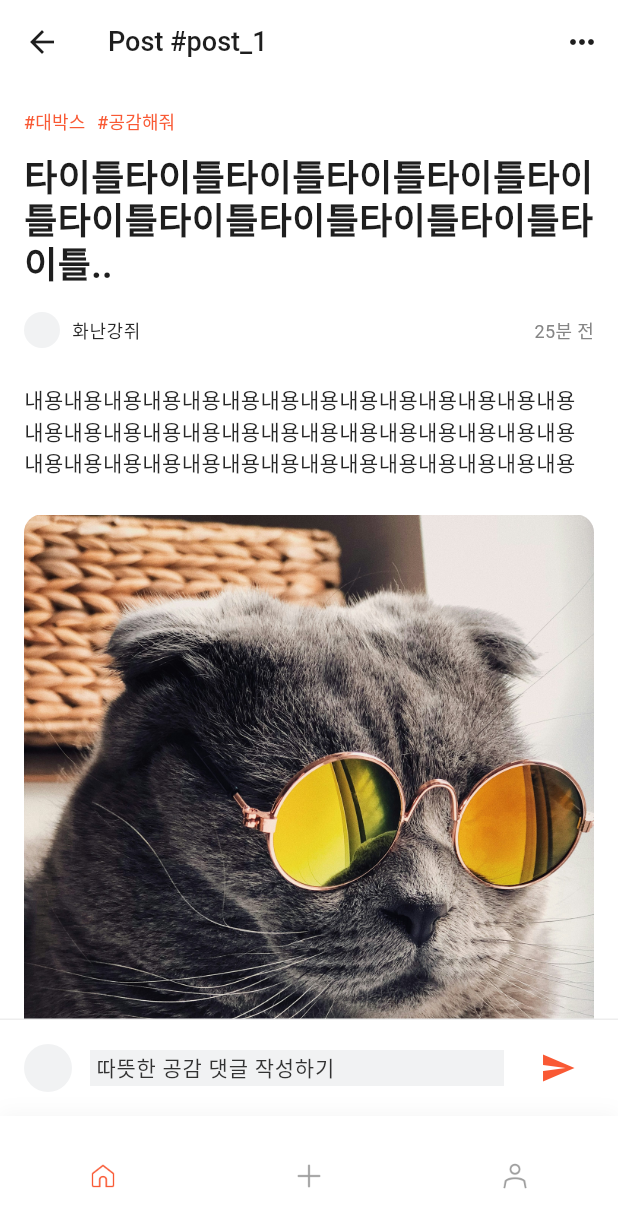
After one commit to Among-Us-KR/flutter_sns, a Flutter app: the screen it shows after launch, after a tap on "화난강쥐", on a phone screen of 412 x 824 dp. The commit adds this screen. Shown: the top 1228 px of the screen. Run offline on Flutter 3.47's test engine with Material 3 defaults, Android fonts, the phone set to English and light mode, and no system bars; our stand-ins replace cloud_firestore, firebase_core, go_router; accounts and stored records are empty; Roboto replaces fonts that are missing (SpoqaHanSansNeo).

Commit message:
feat: contents_detail_page 구현 / 스크롤 시 앱바 색상 이상해지는 오류 발견

```diff
--- a/lib/main.dart
+++ b/lib/main.dart
@@ -1,8 +1,8 @@
 import 'package:flutter/material.dart';
 import 'package:firebase_core/firebase_core.dart';
 import 'package:flutter_sns/theme/theme.dart';
+import 'package:flutter_sns/write/presentation/screens/home/contents_detail_page.dart';
 import 'package:flutter_sns/write/presentation/screens/home/home_page.dart';
-import 'package:flutter_sns/write/presentation/screens/post_detail/post_detail_page.dart';
 import 'package:flutter_sns/write/presentation/screens/profile/profile_edit_page.dart';
 import 'package:flutter_sns/write/presentation/screens/profile/profile_page.dart';
 import 'package:flutter_sns/write/presentation/screens/write_page.dart';
@@ -54,7 +54,7 @@ final GoRouter _router = GoRouter(
                   name: 'post_detail',
                   builder: (context, state) {
                     final postId = state.pathParameters['postId']!;
-                    return PostDetailPage(postId: postId);
+                    return ContentsDetailPage(postId: postId);
                   },
                 ),
               ],
--- /dev/null
+++ b/lib/write/presentation/screens/home/contents_detail_page.dart
@@ -0,0 +1,286 @@
+import 'package:flutter/material.dart';
+import 'package:flutter_sns/theme/theme.dart';
+import 'package:flutter_sns/write/presentation/widgets/no_glow_scroll_behavior.dart';
+
+class ContentsDetailPage extends StatelessWidget {
+  const ContentsDetailPage({super.key, required this.postId});
+
+  final String postId;
+
+  @override
+  Widget build(BuildContext context) {
+    return Scaffold(
+      appBar: AppBar(
+        title: Text('Post #$postId'), // postId를 사용하여 제목 표시
+        actions: [
+          IconButton(
+            icon: const Icon(Icons.more_horiz),
+            onPressed: () {
+              // 편집 삭제 로직 구현 예정
+            },
+          ),
+        ],
+      ),
+      body: ScrollConfiguration(
+        behavior: NoGlowScrollBehavior(),
+        child: ListView(
+          children: [
+            _buildPostContent(context),
+            const Divider(height: 1, thickness: 1),
+            _buildCommentSection(context),
+          ],
+        ),
+      ),
+      bottomNavigationBar: const _CommentInputField(),
+    );
+  }
+
+  Widget _buildPostContent(BuildContext context) {
+    final textTheme = Theme.of(context).textTheme;
+    return Padding(
+      padding: const EdgeInsets.all(16.0),
+      child: Column(
+        crossAxisAlignment: CrossAxisAlignment.start,
+        children: [
+          Row(
+            children: [
+              Text(
+                '#대박스',
+                style: textTheme.labelMedium?.copyWith(color: AppColors.brand),
+              ),
+              const SizedBox(width: 8),
+              Text(
+                '#공감해줘',
+                style: textTheme.labelMedium?.copyWith(color: AppColors.brand),
+              ),
+            ],
+          ),
+          const SizedBox(height: 12),
+
+          Text(
+            '타이틀타이틀타이틀타이틀타이틀타이틀타이틀타이틀타이틀타이틀타이틀타이틀..',
+            style: AppTypography.h3(AppColors.n900),
+          ),
+          const SizedBox(height: 16),
+
+          Row(
+            children: [
+              const CircleAvatar(radius: 12, backgroundColor: AppColors.n100),
+              const SizedBox(width: 8),
+              Text(
+                '화난강쥐',
+                style: textTheme.bodySmall?.copyWith(color: AppColors.n800),
+              ),
+              const Spacer(),
+              Text('25분 전', style: AppTypography.caption(AppColors.n600)),
+            ],
+          ),
+          const SizedBox(height: 24),
+
+          Text(
+            '내용내용내용내용내용내용내용내용내용내용내용내용내용내용내용내용내용내용내용내용내용내용내용내용내용내용내용내용내용내용내용내용내용내용내용내용내용내용내용내용내용내용',
+            style: AppTypography.body(AppColors.n800),
+          ),
+          const SizedBox(height: 24),
+
+          ClipRRect(
+            borderRadius: BorderRadius.circular(12.0),
+            // 네트워크 불안정성 문제를 피하기 위해 로컬 애셋 이미지로 변경
+            child: Image.asset(
+              'assets/images/cat_image.jpeg',
+              width: double.infinity,
+              fit: BoxFit.fitWidth,
+            ),
+          ),
+          const SizedBox(height: 16),
+
+          const _PostActions(likeCount: 20, commentCount: 2),
+        ],
+      ),
+    );
+  }
+
+  Widget _buildCommentSection(BuildContext context) {
+    final textTheme = Theme.of(context).textTheme;
+    return Padding(
+      padding: const EdgeInsets.all(16.0),
+      child: Column(
+        crossAxisAlignment: CrossAxisAlignment.start,
+        children: [
+          Text(
+            '댓글 2',
+            style: textTheme.titleMedium?.copyWith(color: AppColors.n900),
+          ),
+          const SizedBox(height: 16),
+          const _CommentTile(
+            username: '쌩나는햄스터',
+            timestamp: '2025-08-28 15:30',
+            comment: '댓글내용입니당댓글내용입니당댓글내용입니당댓글내용입니당댓글내용입니당댓글내용입니당',
+          ),
+          const SizedBox(height: 16),
+          const _CommentTile(
+            username: '웃긴거북이',
+            timestamp: '2025-08-28 15:30',
+            comment: '댓글내용입니당댓글내용입니당',
+          ),
+        ],
+      ),
+    );
+  }
+}
+
+/// 게시물 하단 액션 버튼 (좋아요, 댓글) 위젯
+class _PostActions extends StatefulWidget {
+  final int likeCount;
+  final int commentCount;
+
+  const _PostActions({required this.likeCount, required this.commentCount});
+
+  @override
+  State<_PostActions> createState() => _PostActionsState();
+}
+
+class _PostActionsState extends State<_PostActions> {
+  late int _likeCount;
+  bool _isLiked = false;
+
+  @override
+  void initState() {
+    super.initState();
+    _likeCount = widget.likeCount;
+  }
+
+  void _toggleLike() {
+    setState(() {
+      _isLiked = !_isLiked;
+      _isLiked ? _likeCount++ : _likeCount--;
+    });
+  }
+
+  @override
+  Widget build(BuildContext context) {
+    final textTheme = Theme.of(context).textTheme;
+    return Row(
+      children: [
+        GestureDetector(
+          onTap: _toggleLike,
+          child: Image.asset(
+            _isLiked
+                ? 'assets/icons/heart_orange.png'
+                : 'assets/icons/heart_grey_empty.png',
+            width: 20,
+            height: 20,
+          ),
+        ),
+        const SizedBox(width: 4),
+        Text(
+          '$_likeCount',
+          style: textTheme.bodySmall?.copyWith(color: AppColors.n600),
+        ),
+        const SizedBox(width: 16),
+        Image.asset(
+          'assets/icons/comment.png',
+          width: 20,
+          height: 20,
+          color: AppColors.n600,
+        ),
+        const SizedBox(width: 4),
+        Text(
+          '${widget.commentCount}',
+          style: textTheme.bodySmall?.copyWith(color: AppColors.n600),
+        ),
+      ],
+    );
+  }
+}
+
+/// 개별 댓글 타일 위젯
+class _CommentTile extends StatelessWidget {
+  final String username;
+  final String timestamp;
+  final String comment;
+
+  const _CommentTile({
+    required this.username,
+    required this.timestamp,
+    required this.comment,
+  });
+
+  @override
+  Widget build(BuildContext context) {
+    final textTheme = Theme.of(context).textTheme;
+    return Row(
+      crossAxisAlignment: CrossAxisAlignment.start,
+      children: [
+        const CircleAvatar(radius: 18, backgroundColor: AppColors.n100),
+        const SizedBox(width: 12),
+        Expanded(
+          child: Column(
+            crossAxisAlignment: CrossAxisAlignment.start,
+            children: [
+              Row(
+                children: [
+                  Text(
+                    username,
+                    style: textTheme.bodySmall?.copyWith(
+                      fontWeight: FontWeight.bold,
+                    ),
+                  ),
+                  const SizedBox(width: 8),
+                  Text(timestamp, style: AppTypography.caption(AppColors.n600)),
+                ],
+              ),
+              const SizedBox(height: 4),
+              Text(
+                comment,
+                style: textTheme.bodySmall?.copyWith(color: AppColors.n700),
+              ),
+            ],
+          ),
+        ),
+      ],
+    );
+  }
+}
+
+/// 하단 댓글 입력 필드 위젯
+class _CommentInputField extends StatelessWidget {
+  const _CommentInputField();
+
+  @override
+  Widget build(BuildContext context) {
+    return SafeArea(
+      child: Container(
+        padding: const EdgeInsets.symmetric(horizontal: 16.0, vertical: 8.0),
+        decoration: const BoxDecoration(
+          border: Border(top: BorderSide(color: AppColors.n300, width: 1.0)),
+          color: Colors.white,
+        ),
+        child: Row(
+          children: [
+            const CircleAvatar(radius: 16, backgroundColor: AppColors.n100),
+            const SizedBox(width: 12),
+            Expanded(
+              child: TextField(
+                decoration: InputDecoration(
+                  hintText: '따뜻한 공감 댓글 작성하기',
+                  border: InputBorder.none,
+                  enabledBorder: InputBorder.none,
+                  focusedBorder: InputBorder.none,
+                  contentPadding: EdgeInsets.zero,
+                ),
+              ),
+            ),
+            const SizedBox(width: 12),
+            IconButton(
+              icon: const Icon(Icons.send, color: AppColors.brand),
+              onPressed: () {
+                // 댓글 전송 로직
+              },
+            ),
+          ],
+        ),
+      ),
+    );
+  }
+}
--- a/lib/write/presentation/screens/home/home_page.dart
+++ b/lib/write/presentation/screens/home/home_page.dart
@@ -1,4 +1,5 @@
 import 'package:flutter/material.dart';
+import 'package:flutter_sns/write/presentation/widgets/no_glow_scroll_behavior.dart';
 import 'package:flutter_sns/write/presentation/widgets/post_item.dart';
 import 'package:flutter_sns/write/presentation/widgets/top_tab_bar.dart';
 
@@ -20,23 +21,28 @@ class HomePage extends StatelessWidget {
           // -----------------
           // Expanded를 사용하여 PageView가 남은 공간을 모두 차지하도록 합니다.
           Expanded(
+            child: ScrollConfiguration(
+              behavior: NoGlowScrollBehavior(),
               child: PageView(
                 scrollDirection: Axis.vertical,
                 controller: controller,
                 children: const <Widget>[
                   PostItem(
+                    postId: 'post_1', // 샘플 ID
                     // 이미지가 여러 장인 경우 (좌우 스와이프 가능)
                     imagePaths: [
                       'assets/images/cat_image.jpeg',
                       'assets/images/dog_image.jpeg',
-                    'assets/images/cat_image.jpeg',
                     ],
                     username: '화난강쥐',
                     caption: '내용내용내용내용내용내용내용내용내용내용내용내용내용내용..',
                     likeCount: 20,
                   ),
                   PostItem(
-                  imagePaths: ['assets/images/dog_image.jpeg'], // 이미지가 한 장인 경우
+                    postId: 'post_2', // 샘플 ID
+                    imagePaths: [
+                      'assets/images/dog_image.jpeg',
+                    ], // 이미지가 한 장인 경우
                     username: '웃는강쥐',
                     caption: '오늘 날씨가 너무 좋아서 산책하고 왔어요! ',
                     likeCount: 152,
@@ -44,6 +50,7 @@ class HomePage extends StatelessWidget {
                 ],
               ),
             ),
+          ),
         ],
       ),
     );
--- /dev/null
+++ b/lib/write/presentation/widgets/no_glow_scroll_behavior.dart
@@ -0,0 +1,13 @@
+import 'package:flutter/material.dart';
+
+/// 스크롤 시 나타나는 오버스크롤 효과(주황색/파란색 그림자)를 제거하는 동작
+class NoGlowScrollBehavior extends ScrollBehavior {
+  @override
+  Widget buildOverscrollIndicator(
+    BuildContext context,
+    Widget child,
+    ScrollableDetails details,
+  ) {
+    return child;
+  }
+}
--- a/lib/write/presentation/widgets/post_item.dart
+++ b/lib/write/presentation/widgets/post_item.dart
@@ -1,14 +1,17 @@
 import 'package:flutter/material.dart';
 import 'package:flutter_sns/theme/theme.dart';
+import 'package:go_router/go_router.dart';
 
 class PostItem extends StatelessWidget {
   final List<String> imagePaths;
+  final String postId;
   final String username;
   final String caption;
   final int likeCount;
 
   const PostItem({
     super.key,
+    required this.postId,
     required this.imagePaths,
     required this.username,
     required this.caption,
@@ -22,8 +25,7 @@ class PostItem extends StatelessWidget {
       children: [
         _PostImages(imagePaths: imagePaths),
         // 이미지 위에 UI를 올리기 위한 그래디언트 오버레이
-        // IgnorePointer를 사용하여 이 위젯이 터치 이벤트를 가로채지 않도록 합니다.
-        // 이렇게 해야 뒤에 있는 _PostImages 위젯이 스와이프 제스처를 받을 수 있습니다.
+        // IgnorePointer를 사용하여 이 위젯이 터치 이벤트를 가로채지 않도록 함
         IgnorePointer(
           child: Container(
             decoration: BoxDecoration(
@@ -49,7 +51,11 @@ class PostItem extends StatelessWidget {
           left: 0,
           right: 0,
           bottom: 20,
-          child: _PostInfo(username: username, caption: caption),
+          child: _PostInfo(
+            postId: postId,
+            username: username,
+            caption: caption,
+          ),
         ),
       ],
     );
@@ -86,7 +92,7 @@ class _PostImagesState extends State<_PostImages> {
       children: [
         PageView.builder(
           controller: _pageController,
-          // 이미지가 1개일 때는 스크롤되지 않도록 설정합니다.
+          // 이미지가 1개일 때는 스크롤되지 않도록 설정
           physics: hasMultipleImages
               ? const PageScrollPhysics()
               : const NeverScrollableScrollPhysics(),
@@ -188,15 +194,23 @@ class _LikeButtonState extends State<_LikeButton> {
 
 // 하단 정보 위젯
 class _PostInfo extends StatelessWidget {
+  final String postId;
   final String username;
   final String caption;
-  const _PostInfo({required this.username, required this.caption});
+  const _PostInfo({
+    required this.postId,
+    required this.username,
+    required this.caption,
+  });
 
   @override
   Widget build(BuildContext context) {
     const whiteColor = Colors.white;
 
-    return Container(
+    // GestureDetector로 감싸서 탭 이벤트를 감지하고, 탭하면 게시물 상세 페이지로 이동
+    return GestureDetector(
+      onTap: () => context.go('/post/$postId'),
+      child: Container(
         margin: const EdgeInsets.symmetric(horizontal: 16.0),
         padding: const EdgeInsets.all(12.0),
         decoration: BoxDecoration(
@@ -241,6 +255,7 @@ class _PostInfo extends StatelessWidget {
                 const SizedBox(width: 8),
                 Text('#공감해줘', style: AppTypography.labelXS(whiteColor)),
                 const Spacer(),
+
                 GestureDetector(
                   onTap: () {
                     // TODO: 댓글 화면으로 이동하는 로직 구현
@@ -254,6 +269,7 @@ class _PostInfo extends StatelessWidget {
             ),
           ],
         ),
+      ),
     );
   }
 }
--- a/lib/write/presentation/widgets/top_tab_bar.dart
+++ b/lib/write/presentation/widgets/top_tab_bar.dart
@@ -1,5 +1,6 @@
 import 'package:flutter/material.dart';
 import 'package:flutter_sns/theme/theme.dart';
+import 'package:flutter_sns/write/presentation/widgets/no_glow_scroll_behavior.dart';
 
 class TopTabBar extends StatefulWidget {
   const TopTabBar({super.key});
@@ -18,11 +19,12 @@ class _TopTabBarState extends State<TopTabBar> {
       isSelected ? AppColors.n900 : AppColors.n600,
     );
 
-    return GestureDetector(
+    return InkWell(
       onTap: () {
         // TODO: 탭 변경 시 실제 피드 필터링 로직 연동
         setState(() => _selectedIndex = index);
       },
+      borderRadius: BorderRadius.circular(8.0),
       child: Column(
         mainAxisSize: MainAxisSize.min,
         children: [
@@ -42,6 +44,8 @@ class _TopTabBarState extends State<TopTabBar> {
   Widget build(BuildContext context) {
     return Container(
       color: Theme.of(context).scaffoldBackgroundColor,
+      child: ScrollConfiguration(
+        behavior: NoGlowScrollBehavior(),
         child: SingleChildScrollView(
           scrollDirection: Axis.horizontal,
           padding: const EdgeInsets.symmetric(horizontal: 16.0, vertical: 10.0),
@@ -55,6 +59,7 @@ class _TopTabBarState extends State<TopTabBar> {
             ),
           ),
         ),
+      ),
     );
   }
 }
```
Lines whose indentation alone changed are shown as unchanged.
